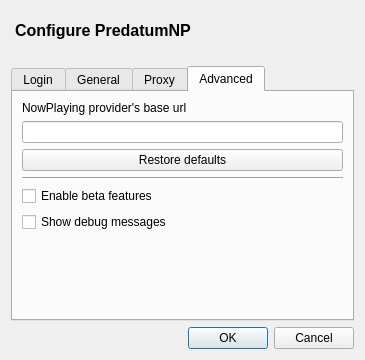
The window that Configure.ui (devilcius/PredatumNP) describes before a commit, drawn with Qt 5.
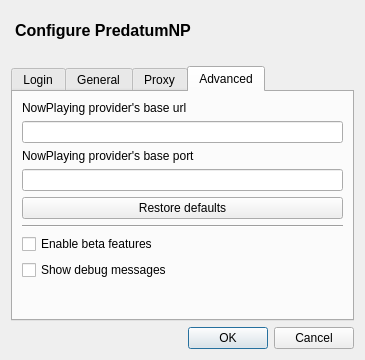
The same window after the commit. The open tabs and pages were chosen to show the change.

Diff of the .ui file:
```diff
--- a/Configure.ui
+++ b/Configure.ui
@@ -222,6 +222,19 @@
        </item>
        <item>
         <widget class="QLineEdit" name="lineEdit_RemoteAppBase"/>
+       </item>	   
+       <item>
+        <widget class="QLabel" name="label_RemoteAppBasePort">
+         <property name="text">
+          <string>NowPlaying provider's base port</string>
+         </property>
+         <property name="buddy">
+          <cstring>lineEdit_RemoteAppBasePort</cstring>
+         </property>
+        </widget>
+       </item>	   
+       <item>
+        <widget class="QLineEdit" name="lineEdit_RemoteAppBasePort"/>
        </item>
        <item>
         <widget class="QPushButton" name="pushButton_RestoreDefaults">
```
